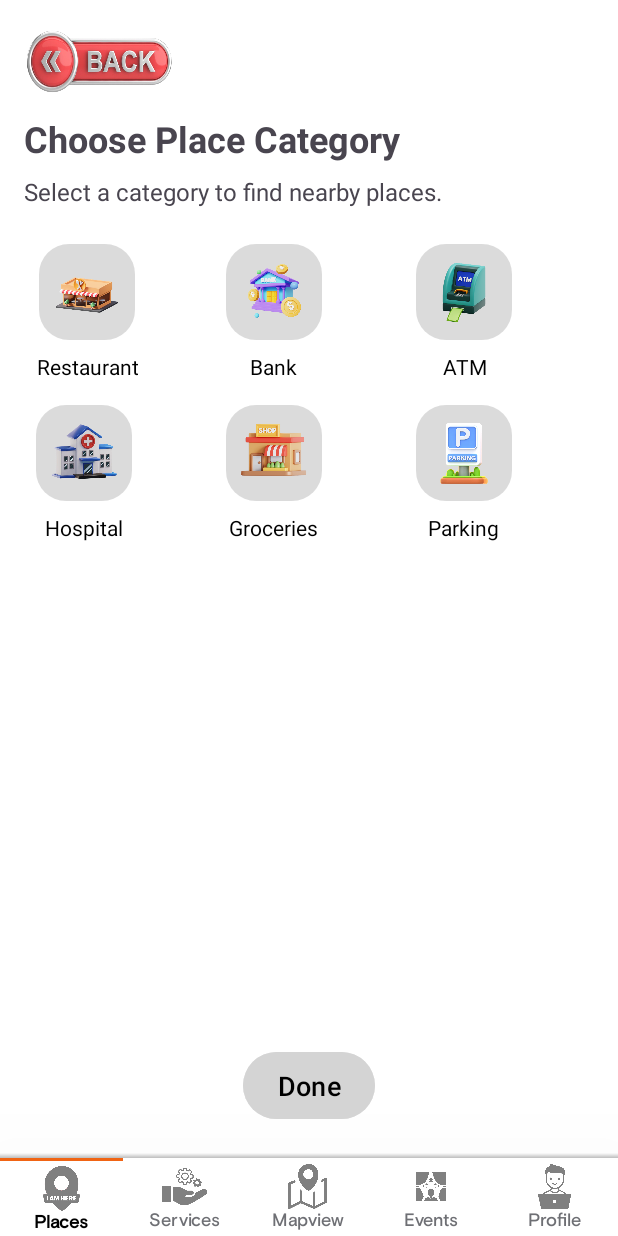
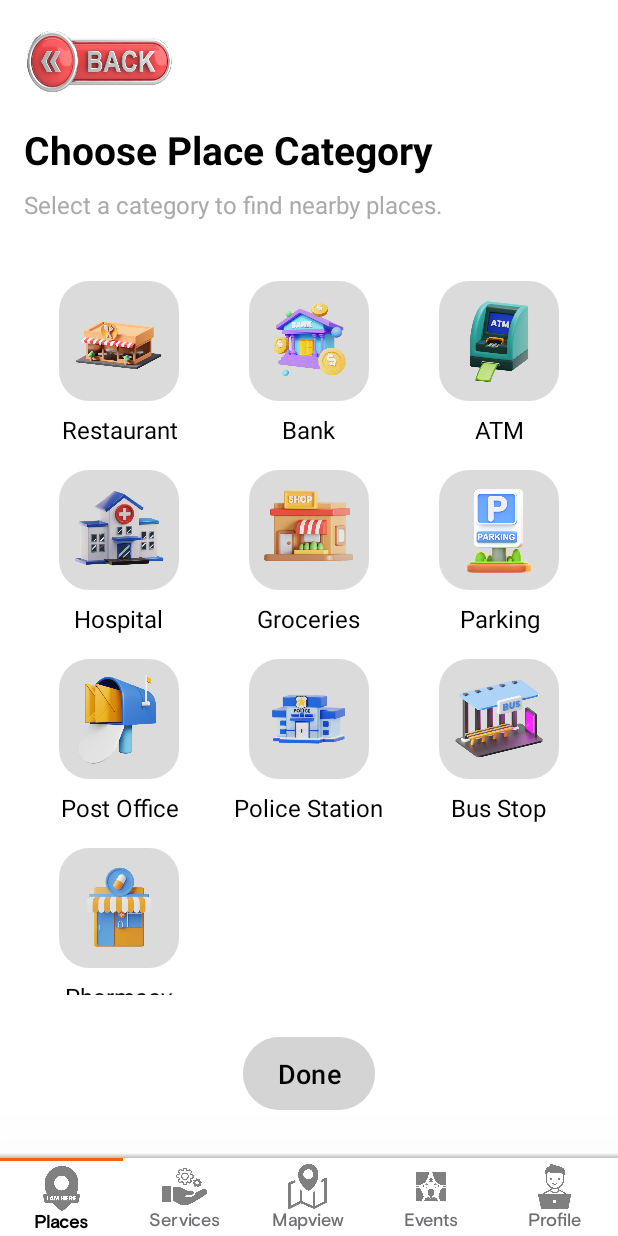
Before and after one commit to BhaskarAcharjee/NearbyLocator, an Android app: the ChoosePlaceFragment screen opened through its navigation route, on a phone screen of 412 x 824 dp. Run offline under Robolectric (Android 15) with nearby library versions, the phone set to English and light mode, and no system bars; our stand-ins replace navigation-ui; Roboto replaces fonts that are not available here.

Commit message:
Add default quick places

```diff
--- a/app/src/main/java/com/example/nearbylocator/adapters/ChoosePlaceCategoryAdapter.kt
+++ b/app/src/main/java/com/example/nearbylocator/adapters/ChoosePlaceCategoryAdapter.kt
@@ -50,7 +50,7 @@ class ChoosePlaceCategoryAdapter(
 
     override fun onCreateViewHolder(parent: ViewGroup, viewType: Int): CategoryViewHolder {
         val view = LayoutInflater.from(parent.context)
-            .inflate(R.layout.card_place_category, parent, false)
+            .inflate(R.layout.card_choose_place_category, parent, false)
         return CategoryViewHolder(view)
     }
 
--- a/app/src/main/java/com/example/nearbylocator/fragments/ChoosePlaceFragment.kt
+++ b/app/src/main/java/com/example/nearbylocator/fragments/ChoosePlaceFragment.kt
@@ -72,8 +72,7 @@ class ChoosePlaceFragment : Fragment() {
 
     private fun setupCategoryGrid() {
         adapter = ChoosePlaceCategoryAdapter(choosePlaceCategories) { category ->
-            Toast.makeText(requireContext(), "${category.title} clicked!", Toast.LENGTH_SHORT)
-                .show()
+
         }
 
         binding.categoryRecyclerView.apply {
--- a/app/src/main/java/com/example/nearbylocator/fragments/HomeFragment.kt
+++ b/app/src/main/java/com/example/nearbylocator/fragments/HomeFragment.kt
@@ -53,33 +53,14 @@ class HomeFragment : Fragment() {
         super.onViewCreated(view, savedInstanceState)
 
         // Call setup methods for different sections
+        setupProfileIconNavigation() // Set up profile icon click event
+        setupTextSwitcher() // Set up the text switcher for hints
         setupViewPager() // Set up the image slider
-        setupPlaceCategories() // Set up multiple place categories like Food & Drinks, Shopping, etc.
-        setupTextSwitcher() // Set up the text switcher for hints
-        setupProfileIconNavigation() // Set up profile icon click event
         setupQuickCategoryNavigation() // Merge into one function
         setupChoosePlaceCategory()
-        // Update quick categories when the fragment is created
-        updateQuickPlaceCategories()
+        updateQuickPlaceCategories() // Update quick categories when the fragment is created
+        setupPlaceCategories() // Set up multiple place categories like Food & Drinks, Shopping, etc.
     }
-
-    private fun updateQuickPlaceCategories() {
-        val selectedCategories =
-            ChoosePlaceFragment.selectedCategories // This should be of type List<ChoosePlaceCategory>
-        val quickPlaceCategoryAdapter =
-            binding.quickPlaceCategory.rvCategories.adapter as? QuickPlaceCategoryAdapter
-
-        quickPlaceCategoryAdapter?.let {
-            it.clearCategories()
-            selectedCategories.forEach { chooseCategory -> // Assuming chooseCategory is of type ChoosePlaceCategory
-                // Map ChoosePlaceCategory to QuickPlaceCategory
-                val quickCategory = QuickPlaceCategoryDataClass(chooseCategory.title, chooseCategory.icon)
-                it.addCategory(quickCategory)
-            }
-            it.notifyDataSetChanged()
-        }
-    }
-
 
     // Setting up ViewPager2 for image slider with transformer
     private fun setupViewPager() {
@@ -127,29 +108,6 @@ class HomeFragment : Fragment() {
         viewPager2.currentItem += 1
     }
 
-    // Set up place categories with individual RecyclerViews (horizontal)
-    private fun setupPlaceCategories() {
-        // Food & Drinks Category
-        val foodAdapter = DineoutHoriImageAdapter(dineoutBestOffersList)
-        binding.placeCategoryFoodDrinks.apply {
-            setTitle("Food & Drinks")
-            setDescription("Explore restaurants and cafes nearby")
-            setRecyclerViewAdapter(foodAdapter)
-        }
-        binding.placeCategoryFoodDrinks.setSeeAllClickListener(findNavController())
-
-        // Shopping Category
-        val shoppingAdapter = DineoutHoriImageAdapter(dineoutBestOffersList)
-        binding.placeCategoryShopping.apply {
-            setTitle("Shopping")
-            setDescription("Find the best places to shop")
-            setRecyclerViewAdapter(shoppingAdapter)
-        }
-        binding.placeCategoryShopping.setSeeAllClickListener(findNavController())
-
-        // Add more categories as needed using a similar pattern
-    }
-
     // Set up a TextSwitcher for showing place hints that switch automatically
     private fun setupTextSwitcher() {
         val placeSearchbarLayout = binding.placeSearchbar
@@ -194,17 +152,14 @@ class HomeFragment : Fragment() {
 
     // Merged Quick Category Navigation setup
     private fun setupQuickCategoryNavigation() {
-        // Define category data
-        val categories = mutableListOf( // Change to mutableListOf
+        // Define default category data
+        val defaultCategories = mutableListOf(
             QuickPlaceCategoryDataClass("Restaurant", R.drawable.resturant_icon),
             QuickPlaceCategoryDataClass("Bank", R.drawable.bank_icon),
-            QuickPlaceCategoryDataClass("ATM", R.drawable.atm_icon),
-            QuickPlaceCategoryDataClass("Hospital", R.drawable.hospital_icon),
-            QuickPlaceCategoryDataClass("Groceries", R.drawable.groceries_icon),
-            QuickPlaceCategoryDataClass("Parking", R.drawable.parking_icon)
+            QuickPlaceCategoryDataClass("Groceries", R.drawable.groceries_icon)
         )
 
-        val quickPlaceCategoryAdapter = QuickPlaceCategoryAdapter(categories) { category ->
+        val quickPlaceCategoryAdapter = QuickPlaceCategoryAdapter(defaultCategories) { category ->
             // Handle the click on a category, you can navigate to a new fragment based on category
             when (category.title) {
                 "Restaurant" -> findNavController().navigate(R.id.action_homeFragment_to_seeallFragment)
@@ -221,6 +176,37 @@ class HomeFragment : Fragment() {
         )
     }
 
+    private fun updateQuickPlaceCategories() {
+        val selectedCategories = ChoosePlaceFragment.selectedCategories
+        val quickPlaceCategoryAdapter =
+            binding.quickPlaceCategory.rvCategories.adapter as? QuickPlaceCategoryAdapter
+
+        quickPlaceCategoryAdapter?.let {
+            it.clearCategories() // Clear the existing categories
+
+            // If no categories are selected, return to avoid replacing with empty
+            if (selectedCategories.isEmpty()) {
+                // Re-add default categories to maintain at least some categories
+                val defaultCategories = mutableListOf(
+                    QuickPlaceCategoryDataClass("Restaurant", R.drawable.resturant_icon),
+                    QuickPlaceCategoryDataClass("Bank", R.drawable.bank_icon),
+                    QuickPlaceCategoryDataClass("Groceries", R.drawable.groceries_icon)
+                )
+                defaultCategories.forEach { category ->
+                    it.addCategory(category) // Re-add default categories
+                }
+            } else {
+                // Add selected categories
+                selectedCategories.forEach { chooseCategory ->
+                    // Assuming chooseCategory is of type ChoosePlaceCategory
+                    val quickCategory = QuickPlaceCategoryDataClass(chooseCategory.title, chooseCategory.icon)
+                    it.addCategory(quickCategory) // Add user-selected categories
+                }
+            }
+            it.notifyDataSetChanged()
+        }
+    }
+
     // Setting up navigation for "Choose Place Category" to respective fragment
     private fun setupChoosePlaceCategory() {
         val quickPlaceCategoryLayout = binding.quickPlaceCategory
@@ -235,8 +221,96 @@ class HomeFragment : Fragment() {
         }
     }
 
-    // Extension function for converting sp to pixels
-    private fun Int.spToPx(context: Context): Int {
-        return (this * context.resources.displayMetrics.scaledDensity).toInt()
+    // Set up place categories with individual RecyclerViews (horizontal)
+    private fun setupPlaceCategories() {
+        // Food & Drinks Category
+        val foodAdapter = DineoutHoriImageAdapter(dineoutBestOffersList)
+        binding.placeCategoryFoodDrinks.apply {
+            setTitle("Food & Drinks")
+            setDescription("Explore restaurants and cafes nearby")
+            setRecyclerViewAdapter(foodAdapter)
+        }
+        binding.placeCategoryFoodDrinks.setSeeAllClickListener(findNavController())
+
+        // Shopping Category
+        val shoppingAdapter = DineoutHoriImageAdapter(dineoutBestOffersList)
+        binding.placeCategoryShopping.apply {
+            setTitle("Shopping")
+            setDescription("Find the best places to shop")
+            setRecyclerViewAdapter(shoppingAdapter)
+        }
+        binding.placeCategoryShopping.setSeeAllClickListener(findNavController())
+
+        // Transportation Category
+        val transportationAdapter = DineoutHoriImageAdapter(dineoutBestOffersList)
+        binding.placeCategoryTransportation.apply {
+            setTitle("Transportation")
+            setDescription("Discover transport services around you")
+            setRecyclerViewAdapter(transportationAdapter)
+        }
+
+        // Health Care Category
+        val healthCareAdapter = DineoutHoriImageAdapter(dineoutBestOffersList)
+        binding.placeCategoryHealthCare.apply {
+            setTitle("Health Care")
+            setDescription("Find clinics, hospitals, and healthcare services")
+            setRecyclerViewAdapter(healthCareAdapter)
+        }
+
+        // Financial Services Category
+        val financialServicesAdapter = DineoutHoriImageAdapter(dineoutBestOffersList)
+        binding.placeCategoryFinancialServices.apply {
+            setTitle("Financial Services")
+            setDescription("Locate banks and ATMs near you")
+            setRecyclerViewAdapter(financialServicesAdapter)
+        }
+
+        // Public Services Category
+        val publicServicesAdapter = DineoutHoriImageAdapter(dineoutBestOffersList)
+        binding.placeCategoryPublicServices.apply {
+            setTitle("Public Services")
+            setDescription("Explore public service offices nearby")
+            setRecyclerViewAdapter(publicServicesAdapter)
+        }
+
+        // Fitness & Wellness Category
+        val fitnessWellnessAdapter = DineoutHoriImageAdapter(dineoutBestOffersList)
+        binding.placeCategoryFitnessWellness.apply {
+            setTitle("Fitness & Wellness")
+            setDescription("Discover gyms, spas, and wellness centers")
+            setRecyclerViewAdapter(fitnessWellnessAdapter)
+        }
+
+        // Personal Care Category
+        val personalCareAdapter = DineoutHoriImageAdapter(dineoutBestOffersList)
+        binding.placeCategoryPersonalCare.apply {
+            setTitle("Personal Care")
+            setDescription("Find beauty salons and personal care services")
+            setRecyclerViewAdapter(personalCareAdapter)
+        }
+
+        // Entertainment Category
+        val entertainmentAdapter = DineoutHoriImageAdapter(dineoutBestOffersList)
+        binding.placeCategoryEntertainment.apply {
+            setTitle("Entertainment")
+            setDescription("Explore cinemas, parks, and entertainment spots")
+            setRecyclerViewAdapter(entertainmentAdapter)
+        }
+
+        // Education Category
+        val educationAdapter = DineoutHoriImageAdapter(dineoutBestOffersList)
+        binding.placeCategoryEducation.apply {
+            setTitle("Education")
+            setDescription("Locate schools, colleges, and educational centers")
+            setRecyclerViewAdapter(educationAdapter)
+        }
+
+        // Religious Category
+        val religiousAdapter = DineoutHoriImageAdapter(dineoutBestOffersList)
+        binding.placeCategoryReligious.apply {
+            setTitle("Religious")
+            setDescription("Find religious places nearby")
+            setRecyclerViewAdapter(religiousAdapter)
+        }
     }
 }
--- a/app/src/main/java/com/example/nearbylocator/utils/ListItems.kt
+++ b/app/src/main/java/com/example/nearbylocator/utils/ListItems.kt
@@ -74,7 +74,11 @@ val choosePlaceCategories = listOf(
     ChoosePlaceCategoryDataClass("ATM", R.drawable.atm_icon),
     ChoosePlaceCategoryDataClass("Hospital", R.drawable.hospital_icon),
     ChoosePlaceCategoryDataClass("Groceries", R.drawable.groceries_icon),
-    ChoosePlaceCategoryDataClass("Parking", R.drawable.parking_icon)
+    ChoosePlaceCategoryDataClass("Parking", R.drawable.parking_icon),
+    ChoosePlaceCategoryDataClass("Post Office", R.drawable.postoffice_icon),
+    ChoosePlaceCategoryDataClass("Police Station", R.drawable.policestation_icon),
+    ChoosePlaceCategoryDataClass("Bus Stop", R.drawable.busstop_icon),
+    ChoosePlaceCategoryDataClass("Pharmacy", R.drawable.pharmacy_icon),
 )
 
 
--- a/app/src/main/res/layout/card_place_category.xml
+++ b/app/src/main/res/layout/card_choose_place_category.xml
@@ -1,6 +1,5 @@
-<?xml version="1.0" encoding="utf-8"?>
 <LinearLayout xmlns:android="http://schemas.android.com/apk/res/android"
-    android:layout_width="wrap_content"
+    android:layout_width="match_parent"
     android:layout_height="wrap_content"
     android:gravity="center"
     android:orientation="vertical"
@@ -8,12 +7,12 @@
 
     <ImageView
         android:id="@+id/categoryIcon"
-        android:layout_width="64dp"
-        android:layout_height="64dp"
-        android:layout_gravity="center"
+        android:layout_width="80dp"
+        android:layout_height="80dp"
+        android:src="@drawable/bank_icon"
         android:background="@drawable/rounded_corner"
+        android:contentDescription="Category Icon"
         android:padding="10dp"
-        android:src="@drawable/bank_icon"
         android:scaleType="centerCrop" />
 
     <TextView
@@ -24,6 +23,6 @@
         android:gravity="center"
         android:text="Category"
         android:textColor="@android:color/black"
-        android:textSize="14sp" />
+        android:textSize="16sp" />
 
 </LinearLayout>
--- a/app/src/main/res/layout/card_event_hori.xml
+++ b/app/src/main/res/layout/card_event_hori.xml
@@ -2,8 +2,7 @@
 <LinearLayout xmlns:android="http://schemas.android.com/apk/res/android"
     android:layout_width="wrap_content"
     android:layout_height="wrap_content"
-    android:layout_marginStart="10sp"
-    android:layout_marginEnd="10sp"
+    android:layout_marginEnd="15sp"
     android:orientation="vertical">
 
     <ImageView
--- a/app/src/main/res/layout/card_quick_place_category.xml
+++ b/app/src/main/res/layout/card_quick_place_category.xml
@@ -9,6 +9,8 @@
         android:layout_width="80sp"
         android:layout_height="80sp"
         android:layout_gravity="center"
+        android:padding="5dp"
+        android:background="@drawable/rounded_corner"
         android:src="@drawable/bank_icon" />
 
     <TextView
--- a/app/src/main/res/layout/fragment_choose_place.xml
+++ b/app/src/main/res/layout/fragment_choose_place.xml
@@ -1,4 +1,3 @@
-<?xml version="1.0" encoding="utf-8"?>
 <RelativeLayout xmlns:android="http://schemas.android.com/apk/res/android"
     xmlns:tools="http://schemas.android.com/tools"
     android:id="@+id/chooseQuickPlaceCategoryLayout"
@@ -13,7 +12,7 @@
         android:layout_width="100dp"
         android:layout_height="50dp"
         android:layout_alignParentStart="true"
-        android:layout_marginBottom="10dp"
+        android:layout_marginBottom="16dp"
         android:background="@drawable/back_icon"
         android:contentDescription="Back" />
 
@@ -25,8 +24,9 @@
         android:layout_below="@id/backButton"
         android:layout_marginBottom="8dp"
         android:text="Choose Place Category"
-        android:textSize="24sp"
-        android:textStyle="bold" />
+        android:textSize="26sp"
+        android:textStyle="bold"
+        android:textColor="@android:color/black" />
 
     <!-- Short Description -->
     <TextView
@@ -34,9 +34,10 @@
         android:layout_width="wrap_content"
         android:layout_height="wrap_content"
         android:layout_below="@id/heading"
-        android:layout_marginBottom="16dp"
+        android:layout_marginBottom="24dp"
         android:text="Select a category to find nearby places."
-        android:textSize="16sp" />
+        android:textSize="16sp"
+        android:textColor="@android:color/darker_gray" />
 
     <!-- RecyclerView for Category Grid -->
     <androidx.recyclerview.widget.RecyclerView
@@ -45,7 +46,8 @@
         android:layout_height="0dp"
         android:layout_above="@id/doneButton"
         android:layout_below="@id/shortDescription"
-        android:layout_weight="1" />
+        android:layout_weight="1"
+        android:paddingVertical="8dp" />
 
     <!-- Done Button -->
     <Button
@@ -54,11 +56,11 @@
         android:layout_height="wrap_content"
         android:layout_alignParentBottom="true"
         android:layout_centerHorizontal="true"
-        android:layout_marginTop="10dp"
-        android:layout_marginBottom="10dp"
+        android:layout_marginTop="16dp"
+        android:layout_marginBottom="16dp"
         android:backgroundTint="@color/light_grey"
         android:drawablePadding="8dp"
-        android:padding="10dp"
+        android:padding="12dp"
         android:text="Done"
         android:textColor="@android:color/black"
         android:textSize="18sp" />
```
Also changed, not shown: app/src/main/res/drawable/busstop_icon.webp (added), app/src/main/res/drawable/pharmacy_icon.webp (added), app/src/main/res/drawable/policestation_icon.webp (added), app/src/main/res/drawable/postoffice_icon.webp (added).
